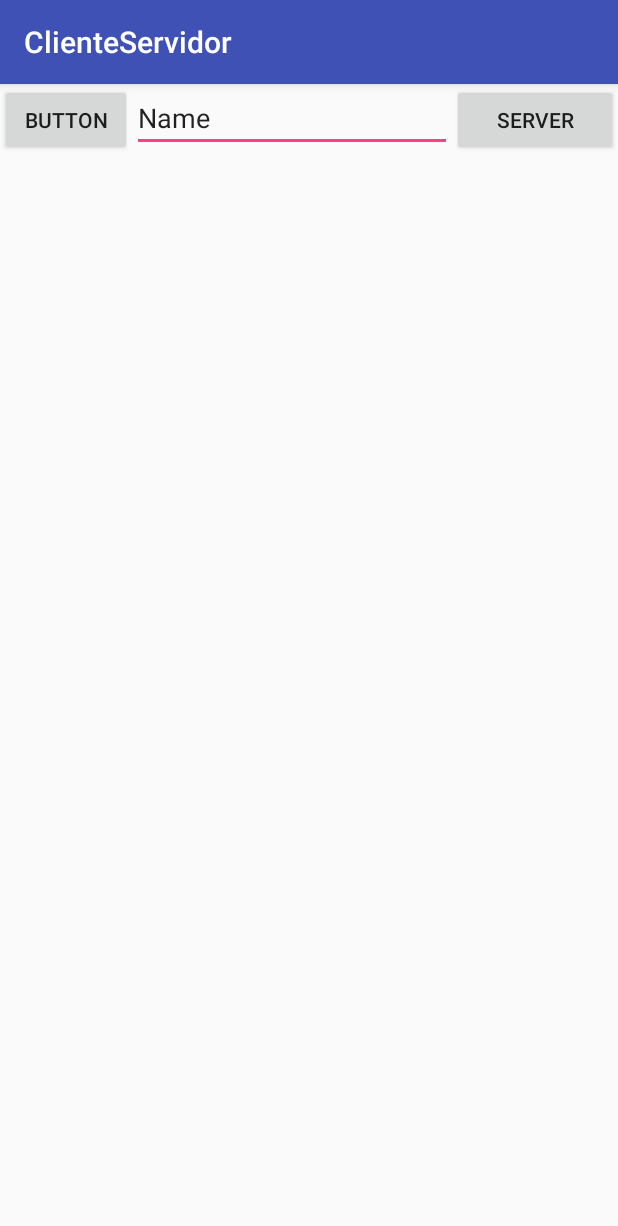
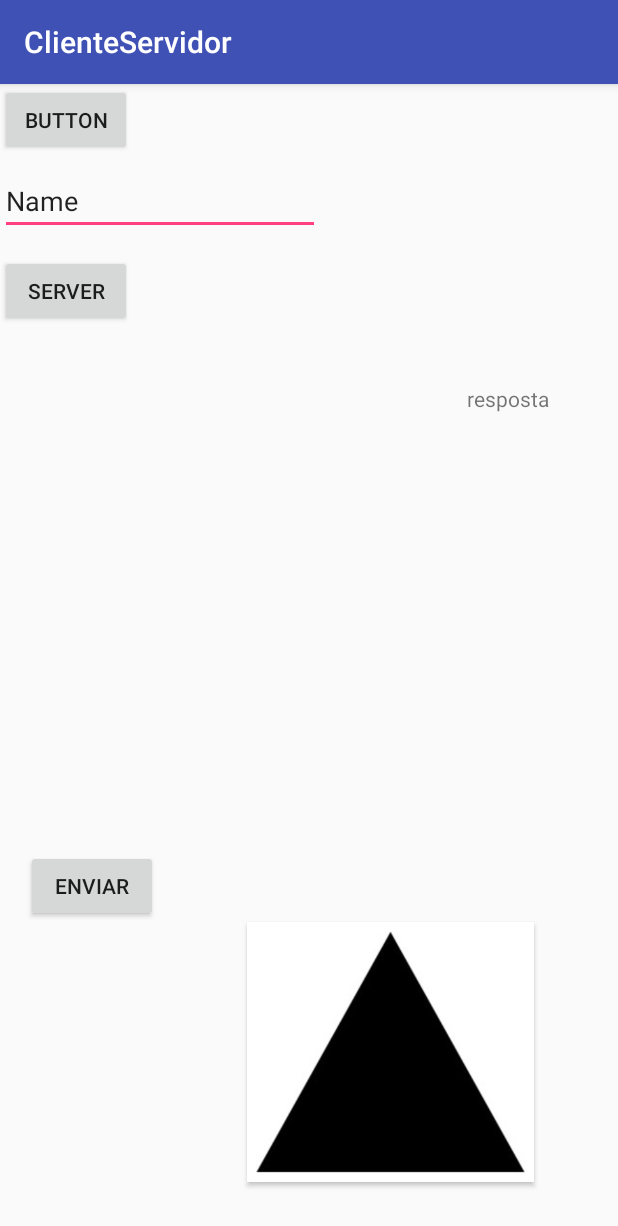
Before and after one commit to DanielSoaresRocha/AplicacaoClienteServidor, an Android app: the screen it shows after launch (Servidor), on a phone screen of 412 x 824 dp. Shown: the top 1226 px of the screen. Run offline under Robolectric (Android 15) with nearby library versions, the phone set to English and light mode, and no system bars.

Commit message:
Comunicação REALIZADAAA

```diff
--- a/ClienteServidor/app/src/main/java/com/example/bolsista/clienteservidor/Servidor.java
+++ b/ClienteServidor/app/src/main/java/com/example/bolsista/clienteservidor/Servidor.java
@@ -7,6 +7,7 @@ import android.os.Bundle;
 import android.view.View;
 import android.widget.Button;
 import android.widget.EditText;
+import android.widget.ImageView;
 
 import java.io.IOException;
 import java.io.ObjectInputStream;
@@ -19,9 +20,9 @@ public class Servidor extends AppCompatActivity {
 
     Server server;
     Client client;
+    Button connect,criarServer, enviar, imagem;
+    EditText host;
 
-    Button connect,criarServer;
-    EditText host;
 
     private ProgressDialog progress;
 
@@ -30,12 +31,22 @@ public class Servidor extends AppCompatActivity {
         super.onCreate(savedInstanceState);
         setContentView(R.layout.activity_servidor);
 
+        imagem = findViewById(R.id.img);
         connect = findViewById(R.id.button);
         criarServer = findViewById(R.id.button2);
         host = findViewById(R.id.editText);
+        enviar = findViewById(R.id.enviarServer);
 
 
         System.out.println("PRIMEIRO PRINT");
+
+        enviar.setOnClickListener(new View.OnClickListener() {
+            @Override
+            public void onClick(View v) {
+                client.enviar();
+
+            }
+        });
 
         criarServer.setOnClickListener(new View.OnClickListener() {
             @Override
@@ -75,7 +86,7 @@ public class Servidor extends AppCompatActivity {
     }
 
     public void criarCliente(String host){
-        client = new Client(this, host);
+        client = new Client(this, host,this);
         client.execute();
     }
 
--- a/ClienteServidor/app/src/main/res/layout/activity_servidor.xml
+++ b/ClienteServidor/app/src/main/res/layout/activity_servidor.xml
@@ -1,5 +1,5 @@
 <?xml version="1.0" encoding="utf-8"?>
-<LinearLayout xmlns:android="http://schemas.android.com/apk/res/android"
+<RelativeLayout xmlns:android="http://schemas.android.com/apk/res/android"
     xmlns:app="http://schemas.android.com/apk/res-auto"
     xmlns:tools="http://schemas.android.com/tools"
     android:layout_width="match_parent"
@@ -18,17 +18,57 @@
         android:id="@+id/editText"
         android:layout_width="wrap_content"
         android:layout_height="wrap_content"
+        android:layout_alignParentTop="true"
+        android:layout_marginTop="55dp"
         android:ems="10"
         android:inputType="textPersonName"
         android:text="Name"
         tools:layout_editor_absoluteX="84dp"
         tools:layout_editor_absoluteY="188dp" />
+        <!--android:layout_alignParentStart="true"-->
 
     <Button
         android:id="@+id/button2"
         android:layout_width="wrap_content"
         android:layout_height="wrap_content"
+        android:layout_alignParentStart="true"
+        android:layout_alignParentTop="true"
+        android:layout_marginTop="114dp"
         android:layout_weight="1"
         android:text="server" />
 
-</LinearLayout>
+    <TextView
+        android:id="@+id/resposta"
+        android:layout_width="wrap_content"
+        android:layout_height="wrap_content"
+        android:layout_alignParentEnd="true"
+        android:layout_alignParentTop="true"
+        android:layout_marginEnd="46dp"
+        android:layout_marginTop="200dp"
+        android:text="resposta" />
+
+    <Button
+        android:id="@+id/enviarServer"
+        android:layout_width="wrap_content"
+        android:layout_height="wrap_content"
+        android:layout_alignParentBottom="true"
+        android:layout_alignParentStart="true"
+        android:layout_marginBottom="209dp"
+        android:layout_marginStart="17dp"
+        android:text="enviar" />
+
+    <Button
+        android:id="@+id/img"
+        android:layout_width="191dp"
+        android:layout_height="173dp"
+        android:layout_alignParentEnd="true"
+        android:layout_below="@+id/enviarServer"
+        android:layout_marginEnd="56dp"
+        android:layout_marginTop="-209dp"
+        android:background="@drawable/triangulo"
+        android:text="Button" />
+    <!--
+    android:layout_alignParentStart="true"
+    android:layout_alignParentStart="true"-->
+
+</RelativeLayout>
```
Also changed, not shown: ClienteServidor/app/src/main/java/com/example/bolsista/clienteservidor/Client.java (+89 -30 lines), ClienteServidor/app/src/main/java/com/example/bolsista/clienteservidor/Server.java (+60 -20 lines), ClienteServidor/app/src/main/res/drawable/circulo.png (added), ClienteServidor/app/src/main/res/drawable/estrela.png (added), ClienteServidor/app/src/main/res/drawable/hexagono.png (added), ClienteServidor/app/src/main/res/drawable/losango.png (added), ClienteServidor/app/src/main/res/drawable/retangulo.png (added), ClienteServidor/app/src/main/res/drawable/triangulo.jpg (added).
